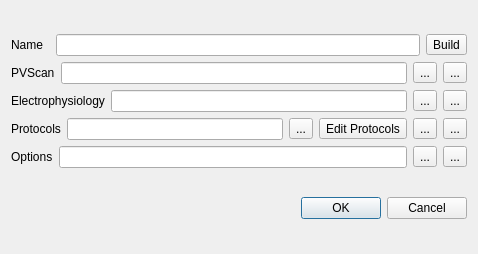
Above: src/scipyen/systems/PrairieImporter.ui from ctigaret/scipyen before the change. Below: the same form after it.
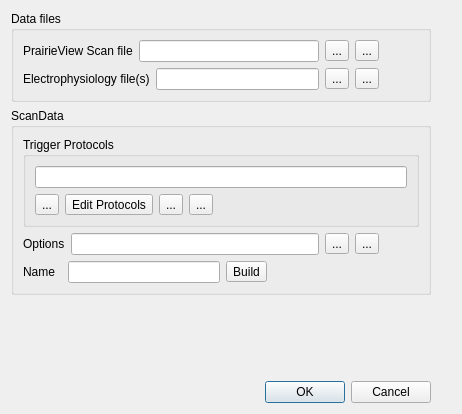
That is the form after the change. Icons and pictures are not drawn.

```diff
--- a/src/scipyen/systems/PrairieImporter.ui
+++ b/src/scipyen/systems/PrairieImporter.ui
@@ -6,40 +6,55 @@
    <rect>
     <x>0</x>
     <y>0</y>
-    <width>478</width>
-    <height>254</height>
+    <width>462</width>
+    <height>414</height>
    </rect>
   </property>
   <property name="windowTitle">
    <string>Import PrairieView</string>
   </property>
+  <layout class="QGridLayout" name="gridLayout_4">
+   <item row="0" column="0">
+    <widget class="QGroupBox" name="dataFilesGroupBox">
+     <property name="title">
+      <string>Data files</string>
+     </property>
   <layout class="QGridLayout" name="gridLayout_2">
-   <item row="1" column="0">
-    <widget class="QDialogButtonBox" name="buttonBox">
-     <property name="orientation">
-      <enum>Qt::Horizontal</enum>
-     </property>
-     <property name="standardButtons">
-      <set>QDialogButtonBox::Cancel|QDialogButtonBox::Ok</set>
-     </property>
-    </widget>
-   </item>
    <item row="0" column="0">
-    <layout class="QGridLayout" name="gridLayout">
-     <item row="0" column="0">
+       <layout class="QVBoxLayout" name="verticalLayout_2">
+        <item>
       <layout class="QHBoxLayout" name="horizontalLayout">
        <item>
-        <widget class="QLabel" name="label_5">
+           <widget class="QLabel" name="label">
          <property name="text">
-          <string>Name  </string>
+             <string>PrairieView Scan file</string>
          </property>
         </widget>
        </item>
        <item>
-        <widget class="QLineEdit" name="dataNameLineEdit"/>
+           <widget class="QLineEdit" name="pvScanFileNameLineEdit">
+            <property name="sizePolicy">
+             <sizepolicy hsizetype="Expanding" vsizetype="Fixed">
+              <horstretch>1</horstretch>
+              <verstretch>0</verstretch>
+             </sizepolicy>
+            </property>
+            <property name="toolTip">
+             <string>PV Scan XML file name</string>
+            </property>
+            <property name="statusTip">
+             <string>PV Scan XML file name</string>
+            </property>
+            <property name="whatsThis">
+             <string>&lt;html&gt;&lt;head/&gt;&lt;body&gt;&lt;p&gt;XML file output by PrairieView, which contains PVScan information&lt;/p&gt;&lt;/body&gt;&lt;/html&gt;</string>
+            </property>
+            <property name="clearButtonEnabled">
+             <bool>true</bool>
+            </property>
+           </widget>
        </item>
        <item>
-        <widget class="QToolButton" name="buildScandataToolButton">
+           <widget class="QToolButton" name="pvScanFileChooserToolButton">
          <property name="toolTip">
           <string>Build Scandata</string>
          </property>
@@ -50,7 +65,7 @@
           <string>Build Scandata</string>
          </property>
          <property name="text">
-          <string>Build</string>
+             <string>...</string>
          </property>
          <property name="icon">
           <iconset theme="run-build">
@@ -58,14 +73,47 @@
          </property>
         </widget>
        </item>
-      </layout>
-     </item>
-     <item row="3" column="0">
-      <layout class="QHBoxLayout" name="horizontalLayout_4">
+          <item>
+           <widget class="QToolButton" name="pvScanImportFromWorkspaceToolButton">
+            <property name="toolTip">
+             <string>Import PrairieView Scan object</string>
+            </property>
+            <property name="statusTip">
+             <string>Import PrairieView Scan object</string>
+            </property>
+            <property name="whatsThis">
+             <string>&lt;html&gt;&lt;head/&gt;&lt;body&gt;&lt;p align=&quot;justify&quot;&gt;Import PVScan object from  workspace, or create and import a PVScan  from an appropriate XML DOM document in the workspace,&lt;/p&gt;&lt;/body&gt;&lt;/html&gt;</string>
+            </property>
+            <property name="text">
+             <string>...</string>
+            </property>
+            <property name="icon">
+             <iconset theme="document-import">
+              <normaloff>.</normaloff>.</iconset>
+            </property>
+           </widget>
+          </item>
+          <item>
+           <spacer name="horizontalSpacer">
+            <property name="orientation">
+             <enum>Qt::Horizontal</enum>
+            </property>
+            <property name="sizeHint" stdset="0">
+             <size>
+              <width>40</width>
+              <height>20</height>
+             </size>
+            </property>
+           </spacer>
+          </item>
+         </layout>
+        </item>
+        <item>
+         <layout class="QHBoxLayout" name="horizontalLayout_2">
        <item>
         <widget class="QLabel" name="label_3">
          <property name="text">
-          <string>Electrophysiology</string>
+             <string>Electrophysiology file(s)</string>
          </property>
          <property name="wordWrap">
           <bool>true</bool>
@@ -131,17 +179,42 @@
          </property>
         </widget>
        </item>
-      </layout>
-     </item>
-     <item row="5" column="0">
-      <layout class="QHBoxLayout" name="horizontalLayout_5">
        <item>
-        <widget class="QLabel" name="label_4">
-         <property name="text">
-          <string>Protocols</string>
-         </property>
-        </widget>
-       </item>
+           <spacer name="horizontalSpacer_2">
+            <property name="orientation">
+             <enum>Qt::Horizontal</enum>
+            </property>
+            <property name="sizeHint" stdset="0">
+             <size>
+              <width>40</width>
+              <height>20</height>
+             </size>
+            </property>
+           </spacer>
+          </item>
+         </layout>
+        </item>
+       </layout>
+      </item>
+     </layout>
+    </widget>
+   </item>
+   <item row="1" column="0">
+    <widget class="QGroupBox" name="scanDataGroupBox">
+     <property name="title">
+      <string>ScanData</string>
+     </property>
+     <layout class="QGridLayout" name="gridLayout_3">
+      <item row="0" column="0">
+       <widget class="QGroupBox" name="protocolsGroupBox">
+        <property name="title">
+         <string>Trigger Protocols</string>
+        </property>
+        <layout class="QGridLayout" name="gridLayout">
+         <item row="0" column="0">
+          <layout class="QVBoxLayout" name="verticalLayout">
+           <item>
+            <layout class="QHBoxLayout" name="horizontalLayout_6">
        <item>
         <widget class="QLineEdit" name="triggerProtocolFileNameLineEdit">
          <property name="sizePolicy">
@@ -161,6 +234,10 @@
          </property>
         </widget>
        </item>
+            </layout>
+           </item>
+           <item>
+            <layout class="QHBoxLayout" name="horizontalLayout_3">
        <item>
         <widget class="QToolButton" name="detectTriggersToolButton">
          <property name="toolTip">
@@ -241,83 +318,30 @@
          </property>
         </widget>
        </item>
-      </layout>
+             <item>
+              <spacer name="horizontalSpacer_3">
+               <property name="orientation">
+                <enum>Qt::Horizontal</enum>
+               </property>
+               <property name="sizeHint" stdset="0">
+                <size>
+                 <width>40</width>
+                 <height>20</height>
+                </size>
+               </property>
+              </spacer>
+             </item>
+            </layout>
+           </item>
+          </layout>
+         </item>
+        </layout>
+       </widget>
      </item>
      <item row="1" column="0">
-      <layout class="QHBoxLayout" name="horizontalLayout_2">
+       <layout class="QVBoxLayout" name="verticalLayout_3">
        <item>
-        <widget class="QLabel" name="label">
-         <property name="text">
-          <string>PVScan</string>
-         </property>
-        </widget>
-       </item>
-       <item>
-        <widget class="QLineEdit" name="pvScanFileNameLineEdit">
-         <property name="sizePolicy">
-          <sizepolicy hsizetype="Expanding" vsizetype="Fixed">
-           <horstretch>1</horstretch>
-           <verstretch>0</verstretch>
-          </sizepolicy>
-         </property>
-         <property name="toolTip">
-          <string>PV Scan XML file name</string>
-         </property>
-         <property name="statusTip">
-          <string>PV Scan XML file name</string>
-         </property>
-         <property name="whatsThis">
-          <string>&lt;html&gt;&lt;head/&gt;&lt;body&gt;&lt;p&gt;XML file output by PrairieView, which contains PVScan information&lt;/p&gt;&lt;/body&gt;&lt;/html&gt;</string>
-         </property>
-         <property name="clearButtonEnabled">
-          <bool>true</bool>
-         </property>
-        </widget>
-       </item>
-       <item>
-        <widget class="QToolButton" name="pvScanFileChooserToolButton">
-         <property name="toolTip">
-          <string>Open PrairieView Scan file</string>
-         </property>
-         <property name="statusTip">
-          <string>Open PrairieView Scan file</string>
-         </property>
-         <property name="whatsThis">
-          <string>Open PrairieView Scan file</string>
-         </property>
-         <property name="text">
-          <string>...</string>
-         </property>
-         <property name="icon">
-          <iconset theme="document-open">
-           <normaloff>.</normaloff>.</iconset>
-         </property>
-        </widget>
-       </item>
-       <item>
-        <widget class="QToolButton" name="pvScanImportFromWorkspaceToolButton">
-         <property name="toolTip">
-          <string>Import PrairieView Scan object</string>
-         </property>
-         <property name="statusTip">
-          <string>Import PrairieView Scan object</string>
-         </property>
-         <property name="whatsThis">
-          <string>&lt;html&gt;&lt;head/&gt;&lt;body&gt;&lt;p align=&quot;justify&quot;&gt;Import PVScan object from  workspace, or create and import a PVScan  from an appropriate XML DOM document in the workspace,&lt;/p&gt;&lt;/body&gt;&lt;/html&gt;</string>
-         </property>
-         <property name="text">
-          <string>...</string>
-         </property>
-         <property name="icon">
-          <iconset theme="document-import">
-           <normaloff>.</normaloff>.</iconset>
-         </property>
-        </widget>
-       </item>
-      </layout>
-     </item>
-     <item row="6" column="0">
-      <layout class="QHBoxLayout" name="horizontalLayout_3">
+         <layout class="QHBoxLayout" name="horizontalLayout_4">
        <item>
         <widget class="QLabel" name="label_2">
          <property name="text">
@@ -387,9 +411,98 @@
          </property>
         </widget>
        </item>
-      </layout>
-     </item>
-    </layout>
+          <item>
+           <spacer name="horizontalSpacer_4">
+            <property name="orientation">
+             <enum>Qt::Horizontal</enum>
+            </property>
+            <property name="sizeHint" stdset="0">
+             <size>
+              <width>40</width>
+              <height>20</height>
+             </size>
+            </property>
+           </spacer>
+          </item>
+         </layout>
+        </item>
+        <item>
+         <layout class="QHBoxLayout" name="horizontalLayout_5">
+          <item>
+           <widget class="QLabel" name="label_5">
+            <property name="toolTip">
+             <string>Name of the resulting ScanData object</string>
+            </property>
+            <property name="text">
+             <string>Name  </string>
+            </property>
+           </widget>
+          </item>
+          <item>
+           <widget class="QLineEdit" name="dataNameLineEdit"/>
+          </item>
+          <item>
+           <widget class="QToolButton" name="buildScandataToolButton">
+            <property name="toolTip">
+             <string>Build Scandata</string>
+            </property>
+            <property name="statusTip">
+             <string>Build Scandata</string>
+            </property>
+            <property name="whatsThis">
+             <string>Build Scandata</string>
+            </property>
+            <property name="text">
+             <string>Build</string>
+            </property>
+            <property name="icon">
+             <iconset theme="run-build">
+              <normaloff>.</normaloff>.</iconset>
+            </property>
+           </widget>
+          </item>
+          <item>
+           <spacer name="horizontalSpacer_5">
+            <property name="orientation">
+             <enum>Qt::Horizontal</enum>
+            </property>
+            <property name="sizeHint" stdset="0">
+             <size>
+              <width>40</width>
+              <height>20</height>
+             </size>
+            </property>
+           </spacer>
+          </item>
+         </layout>
+        </item>
+       </layout>
+      </item>
+     </layout>
+    </widget>
+   </item>
+   <item row="2" column="1">
+    <spacer name="verticalSpacer">
+     <property name="orientation">
+      <enum>Qt::Vertical</enum>
+     </property>
+     <property name="sizeHint" stdset="0">
+      <size>
+       <width>20</width>
+       <height>1</height>
+      </size>
+     </property>
+    </spacer>
+   </item>
+   <item row="3" column="0">
+    <widget class="QDialogButtonBox" name="buttonBox">
+     <property name="orientation">
+      <enum>Qt::Horizontal</enum>
+     </property>
+     <property name="standardButtons">
+      <set>QDialogButtonBox::Cancel|QDialogButtonBox::Ok</set>
+     </property>
+    </widget>
    </item>
   </layout>
  </widget>
```
Left out of the diff: 21 changed lines with no effect on the pictures. Lines whose indentation alone changed are shown as unchanged.
